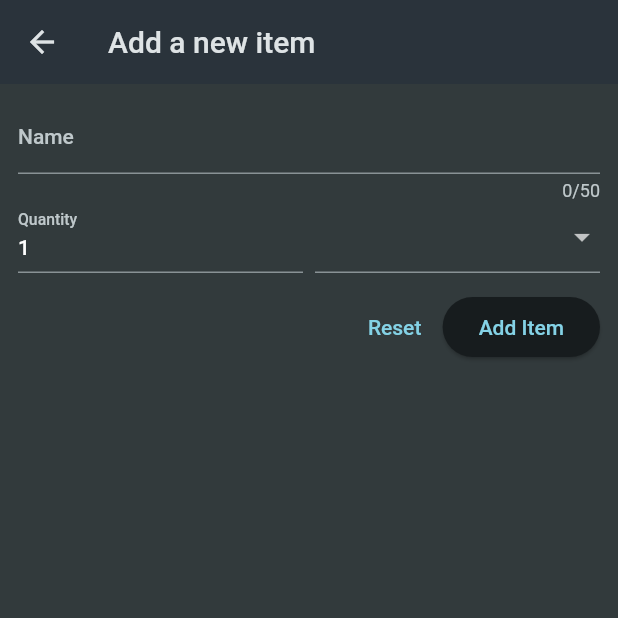
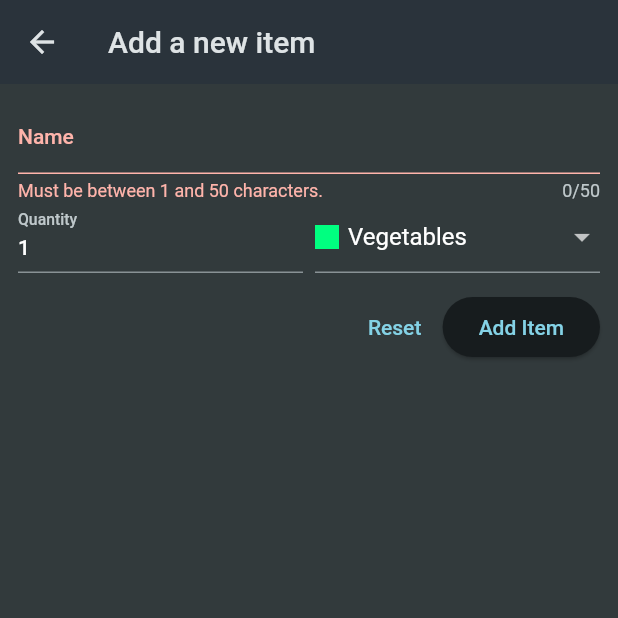
Before and after one commit to henrylong719/flutter_projects, a Flutter app: the NewItem screen opened directly, after a tap on "Add Item", on a phone screen of 412 x 824 dp, the top half of it. Run offline on Flutter 3.47's test engine with Material 2 defaults, Android fonts, the phone set to English and light mode, and no system bars; our stand-ins replace animated_text_kit, audioplayers, cloud_firestore, firebase_auth, firebase_core, flutter_spinkit and 4 more; accounts and stored records are empty.

Commit message:
add form save

```diff
--- a/shopping_list/lib/widgets/new_item.dart
+++ b/shopping_list/lib/widgets/new_item.dart
@@ -1,5 +1,7 @@
 import 'package:flutter/material.dart';
 import 'package:shopping_list/data/categories.dart';
+import 'package:shopping_list/models/category.dart';
+import 'package:shopping_list/models/grocery_item.dart';
 
 class NewItem extends StatefulWidget {
   const NewItem({super.key});
@@ -9,6 +11,23 @@ class NewItem extends StatefulWidget {
 }
 
 class _NewItemState extends State<NewItem> {
+  final _formKey = GlobalKey<FormState>();
+  var _enteredName = '';
+  var _enteredQuantity = 1;
+  var _selectedCategory = categories[Categories.vegetables]!;
+
+  void _saveItem() {
+    if (_formKey.currentState!.validate()) {
+      _formKey.currentState!.save();
+
+      Navigator.of(context).pop(GroceryItem(
+          id: DateTime.now().toString(),
+          name: _enteredName,
+          quantity: _enteredQuantity,
+          category: _selectedCategory));
+    }
+  }
+
   @override
   Widget build(BuildContext context) {
     return Scaffold(
@@ -17,13 +36,25 @@ class _NewItemState extends State<NewItem> {
       ),
       body: Padding(
           padding: const EdgeInsets.all(12),
+          key: _formKey,
+          child: Form(
+            key: _formKey,
             child: Column(
               children: [
                 TextFormField(
                   maxLength: 50,
                   decoration: const InputDecoration(label: Text('Name')),
                   validator: (value) {
-                return "Demo .....";
+                    if (value == null ||
+                        value.isEmpty ||
+                        value.trim().length <= 1 ||
+                        value.trim().length >= 50) {
+                      return 'Must be between 1 and 50 characters.';
+                    }
+                    return null;
+                  },
+                  onSaved: (value) {
+                    _enteredName = value!;
                   },
                 ),
                 Row(
@@ -34,12 +65,27 @@ class _NewItemState extends State<NewItem> {
                         decoration: const InputDecoration(
                           label: Text('Quantity'),
                         ),
-                    initialValue: '1',
+                        keyboardType: TextInputType.number,
+                        initialValue: _enteredQuantity.toString(),
+                        validator: (value) {
+                          if (value == null ||
+                              value.isEmpty ||
+                              int.tryParse(value) == null ||
+                              int.tryParse(value)! <= 0) {
+                            return 'Must be a valid, positive number.';
+                          }
+                          return null;
+                        },
+                        onSaved: (value) {
+                          _enteredQuantity = int.parse(value!);
+                        },
                       ),
                     ),
                     const SizedBox(width: 8),
                     Expanded(
-                  child: DropdownButtonFormField(items: [
+                      child: DropdownButtonFormField(
+                          value: _selectedCategory,
+                          items: [
                             for (final category in categories.entries)
                               DropdownMenuItem(
                                   value: category.value,
@@ -56,7 +102,12 @@ class _NewItemState extends State<NewItem> {
                                       Text(category.value.title)
                                     ],
                                   ))
-                  ], onChanged: (value) {}),
+                          ],
+                          onChanged: (value) {
+                            setState(() {
+                              _selectedCategory = value!;
+                            });
+                          }),
                     )
                   ],
                 ),
@@ -64,13 +115,18 @@ class _NewItemState extends State<NewItem> {
                 Row(
                   mainAxisAlignment: MainAxisAlignment.end,
                   children: [
-                TextButton(onPressed: () {}, child: const Text('Reset')),
-                ElevatedButton(onPressed: () {}, child: const Text('Add Item'))
+                    TextButton(
+                        onPressed: () {
+                          _formKey.currentState!.reset();
+                        },
+                        child: const Text('Reset')),
+                    ElevatedButton(
+                        onPressed: _saveItem, child: const Text('Add Item'))
                   ],
                 )
               ],
             ),
-      ),
+          )),
     );
   }
 }
```
Also changed, not shown: shopping_list/lib/widgets/grocery_list.dart (+42 -18 lines). Lines whose indentation alone changed are shown as unchanged.
